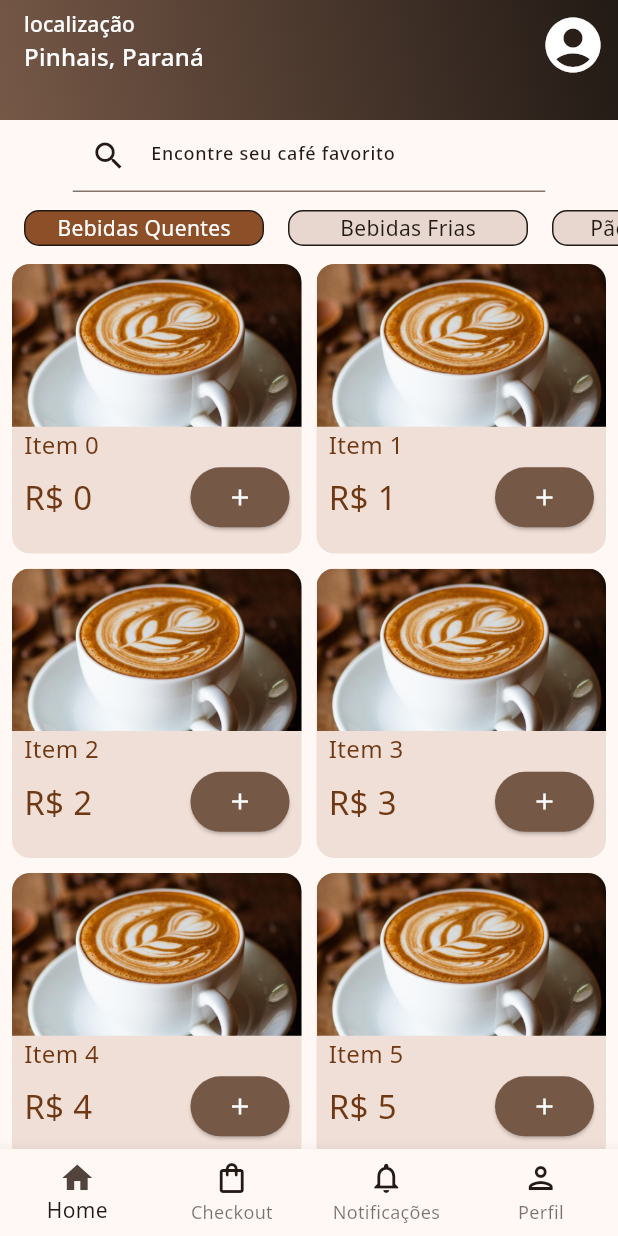
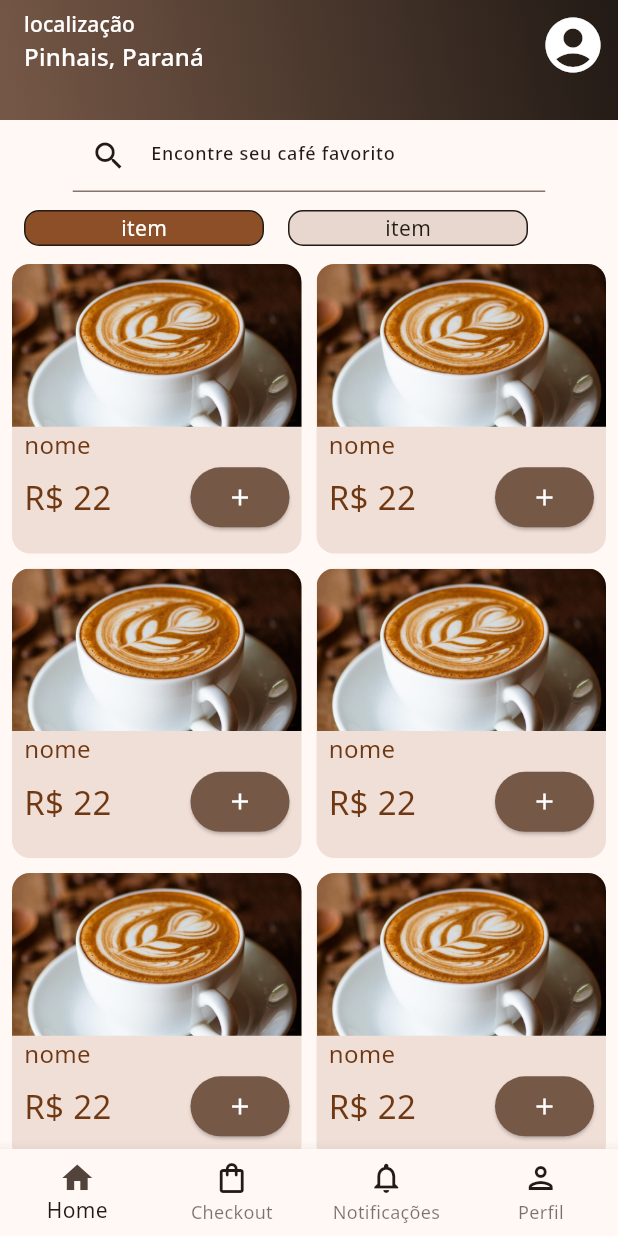
Before and after one commit to andreyrv18/CafePraJa, a Flutter app: the screen it shows after launch, after a tap on the "add" icon, on a phone screen of 412 x 824 dp. Run offline on Flutter 3.47's test engine with Material 3 defaults, Android fonts, the phone set to English and light mode, and no system bars; our stand-ins replace google_fonts.

Commit message:
feat: implementa CafeGridView e remove lógica de listagem do CafeListView

```diff
--- a/lib/main.dart
+++ b/lib/main.dart
@@ -1,7 +1,6 @@
 import 'package:cafe_pra_ja/screens/bemvindo.dart';
 import 'package:cafe_pra_ja/widgets/navigation_bottom_bar.dart';
 import 'package:flutter/material.dart';
-
 import 'theme.dart';
 import 'util.dart';
 
--- a/lib/screens/home.dart
+++ b/lib/screens/home.dart
@@ -1,7 +1,6 @@
+import 'package:cafe_pra_ja/widgets/cafe_grid_view.dart';
 import 'package:cafe_pra_ja/widgets/list_view_cafe.dart';
 import 'package:flutter/material.dart';
-
-final List<int> _items = List<int>.generate(51, (int index) => index);
 
 class MyHomePage extends StatelessWidget {
   final String title;
@@ -36,81 +35,8 @@ class MyHomePage extends StatelessWidget {
         SizedBox(height: 12),
         SizedBox(height: 24, child: CafeListView()),
         SizedBox(height: 12),
-        Expanded(child: list(theme, textTheme)),
+        Expanded(child: CafeGridView()),
       ],
     );
   }
-
-  GridView list(ColorScheme theme, TextTheme textTheme) {
-    return GridView.builder(
-      padding: EdgeInsets.symmetric(horizontal: 8.0),
-      itemCount: _items.length,
-      gridDelegate: SliverGridDelegateWithFixedCrossAxisCount(
-        crossAxisCount: 2,
-        childAspectRatio: 1,
-        mainAxisSpacing: 10.0,
-        crossAxisSpacing: 10.0,
-      ),
-      itemBuilder: (BuildContext context, int index) {
-        return Container(
-          alignment: Alignment.center,
-          decoration: BoxDecoration(
-            borderRadius: BorderRadius.circular(12.0),
-            color: theme.surfaceContainerHighest,
-          ),
-          child: Column(
-            crossAxisAlignment: CrossAxisAlignment.start,
-            children: [
-              ClipRRect(
-                borderRadius: BorderRadius.only(
-                  topLeft: Radius.circular(12.0),
-                  topRight: Radius.circular(12.0),
-                ),
-                child: AspectRatio(
-                  aspectRatio: 16 / 9,
-                  child: Image.asset(
-                    "assets/images/list.jpg",
-                    fit: BoxFit.cover,
-                  ),
-                ),
-              ),
-              Padding(
-                padding: const EdgeInsets.symmetric(horizontal: 8.0),
-                child: Text(
-                  "Item $index",
-                  style: TextStyle(
-                    color: theme.onPrimaryContainer,
-                    fontSize: textTheme.bodyLarge?.fontSize,
-                  ),
-                ),
-              ),
-              Padding(
-                padding: const EdgeInsets.symmetric(horizontal: 8.0),
-                child: Row(
-                  mainAxisAlignment: MainAxisAlignment.spaceBetween,
-                  crossAxisAlignment: CrossAxisAlignment.center,
-                  children: [
-                    Text(
-                      "R\$ $index",
-                      style: TextStyle(
-                        color: theme.onPrimaryContainer,
-                        fontSize: textTheme.titleLarge?.fontSize,
-                      ),
-                    ),
-                    ElevatedButton(
-                      onPressed: () {},
-                      style: ElevatedButton.styleFrom(
-                        backgroundColor: theme.secondary,
-                      ),
-                      child: Icon(Icons.add, color: theme.onSecondary),
-                    ),
-                  ],
-                ),
-              ),
-            ],
-          ),
-        );
-      },
-    );
-  }
 }
--- /dev/null
+++ b/lib/widgets/cafe_grid_view.dart
@@ -0,0 +1,87 @@
+import 'package:flutter/material.dart';
+
+class CafeGridView extends StatefulWidget {
+  const CafeGridView({super.key});
+
+  @override
+  State<CafeGridView> createState() => _CafeGridViewState();
+}
+
+class _CafeGridViewState extends State<CafeGridView> {
+  @override
+  Widget build(BuildContext context) {
+    final ColorScheme theme = Theme.of(context).colorScheme;
+    final TextTheme textTheme = Theme.of(context).textTheme;
+
+    return GridView.builder(
+      padding: EdgeInsets.symmetric(horizontal: 8.0),
+      itemCount: 6,
+      gridDelegate: SliverGridDelegateWithFixedCrossAxisCount(
+        crossAxisCount: 2,
+        childAspectRatio: 1,
+        mainAxisSpacing: 10.0,
+        crossAxisSpacing: 10.0,
+      ),
+      itemBuilder: (BuildContext context, int index) {
+        return Container(
+          alignment: Alignment.center,
+          decoration: BoxDecoration(
+            borderRadius: BorderRadius.circular(12.0),
+            color: theme.surfaceContainerHighest,
+          ),
+          child: Column(
+            crossAxisAlignment: CrossAxisAlignment.start,
+            children: [
+              ClipRRect(
+                borderRadius: BorderRadius.only(
+                  topLeft: Radius.circular(12.0),
+                  topRight: Radius.circular(12.0),
+                ),
+                child: AspectRatio(
+                  aspectRatio: 16 / 9,
+                  child: Image.asset(
+                    "assets/images/list.jpg",
+                    fit: BoxFit.cover,
+                  ),
+                ),
+              ),
+              Padding(
+                padding: const EdgeInsets.symmetric(horizontal: 8.0),
+                child: Text(
+                  "nome",
+                  style: TextStyle(
+                    color: theme.onPrimaryContainer,
+                    fontSize: textTheme.bodyLarge?.fontSize,
+                  ),
+                ),
+              ),
+              Padding(
+                padding: const EdgeInsets.symmetric(horizontal: 8.0),
+                child: Row(
+                  mainAxisAlignment: MainAxisAlignment.spaceBetween,
+                  crossAxisAlignment: CrossAxisAlignment.center,
+                  children: [
+                    Text(
+                      "R\$ 22",
+                      style: TextStyle(
+                        color: theme.onPrimaryContainer,
+                        fontSize: textTheme.titleLarge?.fontSize,
+                      ),
+                    ),
+                    ElevatedButton(
+                      onPressed: () {},
+                      style: ElevatedButton.styleFrom(
+                        backgroundColor: theme.secondary,
+                      ),
+                      child: Icon(Icons.add, color: theme.onSecondary),
+                    ),
+                  ],
+                ),
+              ),
+            ],
+          ),
+        );
+      },
+    );
+  }
+}
--- a/lib/widgets/list_view_cafe.dart
+++ b/lib/widgets/list_view_cafe.dart
@@ -1,6 +1,4 @@
 import 'package:flutter/material.dart';
-import 'dart:convert';
-import 'package:flutter/services.dart';
 
 class CafeListView extends StatefulWidget {
   const CafeListView({super.key});
@@ -10,36 +8,11 @@ class CafeListView extends StatefulWidget {
 }
 
 class _CafeListViewState extends State<CafeListView> {
-  Map<String, dynamic>? cardapio;
-
   int selectedIndex = 0;
-
-  @override
-  void initState() {
-    super.initState();
-    loadCardapio();
-  }
-
-  Future<void> loadCardapio() async {
-    final String jsonString = await rootBundle.loadString(
-      "assets/cardapio.json",
-    );
-    final Map<String, dynamic> jsonMap = json.decode(jsonString);
-    setState(() {
-      cardapio = jsonMap['cardapio'];
-    });
-  }
-
+  List items = [1, 2.3];
   @override
   Widget build(BuildContext context) {
     final ColorScheme theme = Theme.of(context).colorScheme;
-
-    if (cardapio == null) {
-      return Center(child: CircularProgressIndicator());
-    }
-
-    final List<String> items = cardapio!.keys.toList();
-
     return ListView.builder(
       padding: EdgeInsets.only(left: 8),
       itemCount: items.length,
@@ -65,7 +38,7 @@ class _CafeListViewState extends State<CafeListView> {
             margin: EdgeInsets.symmetric(horizontal: 8),
             child: Center(
               child: Text(
-                item,
+                "item",
                 style:
                     isSelected
                         ? TextStyle(color: theme.onPrimary)
```
